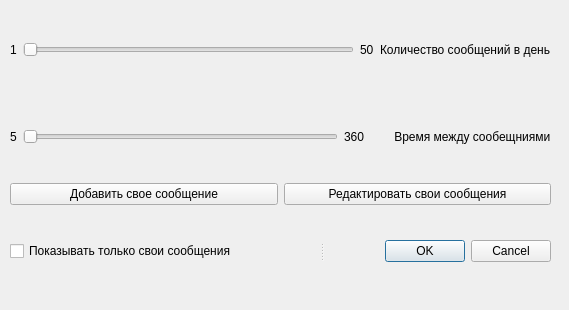
Above: settings.ui from LeagueOfDevelopers/Today before the change. Below: the same form after it.
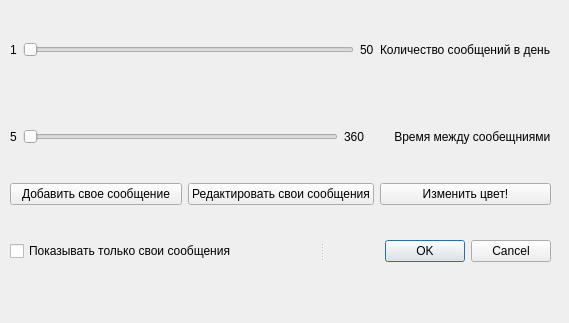
That is the form after the change.

Patch:
```diff
--- a/settings.ui
+++ b/settings.ui
@@ -7,7 +7,7 @@
     <x>0</x>
     <y>0</y>
     <width>569</width>
-    <height>310</height>
+    <height>323</height>
    </rect>
   </property>
   <property name="windowTitle">
@@ -103,6 +103,13 @@
         </property>
        </widget>
       </item>
+      <item>
+       <widget class="QPushButton" name="changeColorButton">
+        <property name="text">
+         <string>Изменить цвет!</string>
+        </property>
+       </widget>
+      </item>
      </layout>
     </item>
     <item>
```
